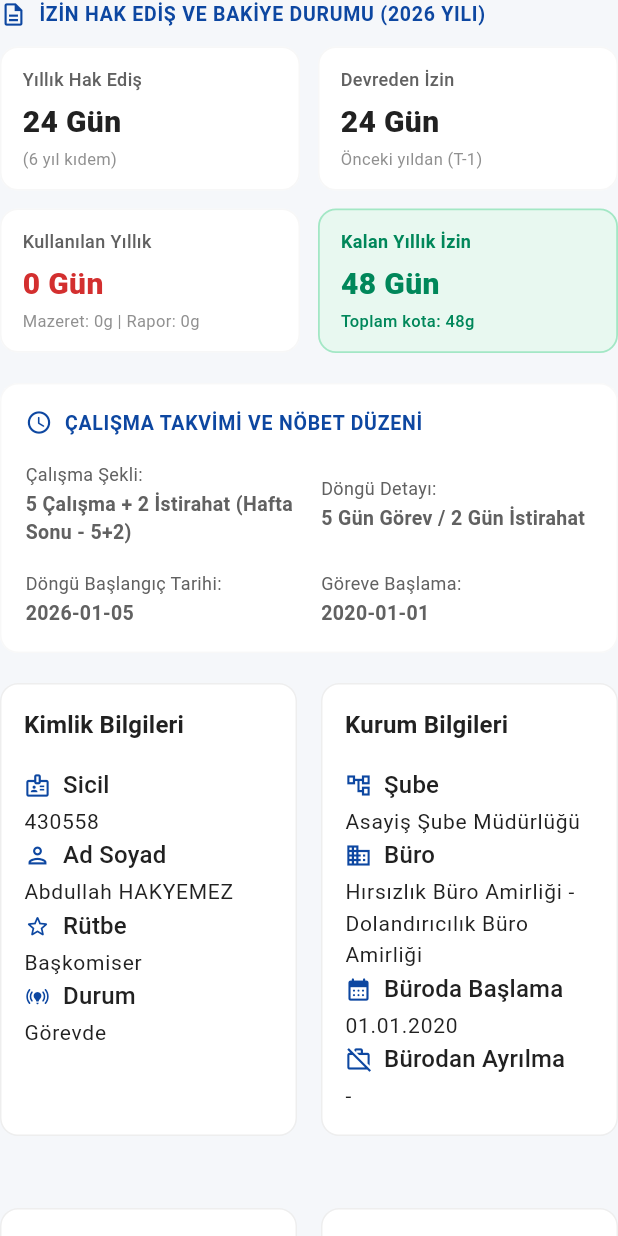
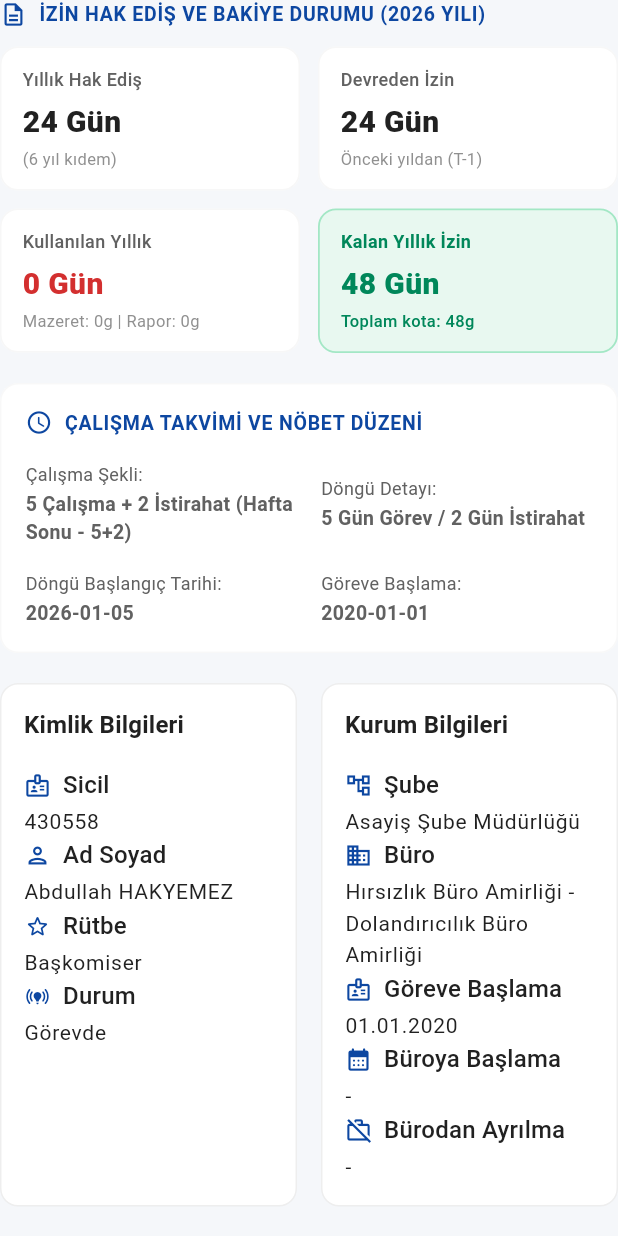
Before and after one commit to abdullahakyemez/personel-gorev-yonetim-sistemi, a Flutter app: the GeneralInformationTab widget shown alone on an empty page, opened directly with sample values from the repository, on a phone screen of 412 x 824 dp. Run offline on Flutter 3.47's test engine with Material 3 defaults, Android fonts, the phone set to English and light mode, and no system bars; our stand-ins replace drift, flutter_animate, flutter_riverpod, get_it, go_router, logger and 3 more; missing offline and left inert: excel_plus, file_selector, sqlite3; accounts and stored records are empty; generated files the repository leaves out were written again.

Commit message:
feat: personele buroya baslama tarihi eklendi, takvim turkcelestirilip bugunun tarihi varsayilan yapildi, v1.0.1 yayinlandi

```diff
--- a/lib/app/bootstrap.dart
+++ b/lib/app/bootstrap.dart
@@ -6,9 +6,12 @@ import '../core/database/app_database.dart';
 import '../features/auth/domain/repositories/auth_repository.dart';
 import 'package:intl/date_symbol_data_local.dart';
 
+import 'package:intl/intl.dart';
+
 Future<void> bootstrap(Future<Widget> Function() builder) async {
   WidgetsFlutterBinding.ensureInitialized();
   await initializeDateFormatting('tr_TR');
+  Intl.defaultLocale = 'tr_TR';
   await setupLocator();
   // Kurumsal güvenlik standardı: Masaüstü uygulamasında her açılışta oturumu kapat,
   // kullanıcının kimlik doğrulamasıyla giriş yapmasını zorunlu tut.
--- a/lib/core/database/app_database.dart
+++ b/lib/core/database/app_database.dart
@@ -34,7 +34,7 @@ class AppDatabase extends _$AppDatabase {
   }
 
   @override
-  int get schemaVersion => 11;
+  int get schemaVersion => 12;
 
   @override
   MigrationStrategy get migration => MigrationStrategy(
@@ -166,6 +166,9 @@ class AppDatabase extends _$AppDatabase {
           await m.addColumn(userTable, userTable.lockedUntil);
         }
       }
+      if (from < 12) {
+        await m.addColumn(personnelTable, personnelTable.officeStartDate);
+      }
     },
     beforeOpen: (details) async {
       await customStatement('PRAGMA foreign_keys = ON;');
--- a/lib/core/database/tables/personnel_table.dart
+++ b/lib/core/database/tables/personnel_table.dart
@@ -14,6 +14,7 @@ class PersonnelTable extends Table {
   TextColumn get department => text()();
 
   DateTimeColumn get startDate => dateTime()();
+  DateTimeColumn get officeStartDate => dateTime().nullable()();
   DateTimeColumn get endDate => dateTime().nullable()();
 
   // İletişim
--- a/lib/core/export/personnel_excel_export_service.dart
+++ b/lib/core/export/personnel_excel_export_service.dart
@@ -31,6 +31,7 @@ class PersonnelExcelExportService {
       'Yakın Telefonu',
       'Çalışma Düzeni',
       'Göreve Başlama',
+      'Büroya Başlama',
       'Görevden Ayrılma',
       'Durum',
     ];
@@ -53,6 +54,7 @@ class PersonnelExcelExportService {
         TextCellValue(person.relativePhone ?? '-'),
         TextCellValue(person.workSchedule?.label ?? '-'),
         TextCellValue(_date(person.startDate)),
+        TextCellValue(person.officeStartDate == null ? '-' : _date(person.officeStartDate!)),
         TextCellValue(person.endDate == null ? '-' : _date(person.endDate!)),
         TextCellValue(_status(person.status)),
       ]);
--- a/lib/core/export/personnel_report_export_service.dart
+++ b/lib/core/export/personnel_report_export_service.dart
@@ -51,6 +51,8 @@ class PersonnelReportExportService {
     _row(info, ['Yakın Adı', person.relativeName ?? '-']);
     _row(info, ['Yakın Telefonu', person.relativePhone ?? '-']);
     _row(info, ['Çalışma Düzeni', person.workSchedule?.label ?? '-']);
+    _row(info, ['Göreve Başlama Tarihi', _date(person.startDate)]);
+    _row(info, ['Büroya Başlama Tarihi', person.officeStartDate != null ? _date(person.officeStartDate!) : '-']);
 
     for (final period in data.periods) {
       final periodStart = period.start.isAfter(startDate) ? period.start : startDate;
--- a/lib/core/export/report_pdf_export_service.dart
+++ b/lib/core/export/report_pdf_export_service.dart
@@ -275,6 +275,13 @@ class ReportPdfExportService {
                 ['Yakın Adı', person.relativeName ?? '-'],
                 ['Yakın Telefonu', person.relativePhone ?? '-'],
                 ['Çalışma Düzeni', person.workSchedule?.label ?? '-'],
+                ['Göreve Başlama Tarihi', _date(person.startDate)],
+                [
+                  'Büroya Başlama Tarihi',
+                  person.officeStartDate != null
+                      ? _date(person.officeStartDate!)
+                      : '-',
+                ],
               ],
               headerStyle: pw.TextStyle(
                 font: effectiveFont,
--- a/lib/features/personnel/data/mapper/personnel_mapper.dart
+++ b/lib/features/personnel/data/mapper/personnel_mapper.dart
@@ -32,6 +32,7 @@ extension PersonnelMapper on PersonnelTableData {
       branch: branch,
       department: department,
       startDate: startDate,
+      officeStartDate: officeStartDate,
       endDate: endDate,
       phone: phone,
       email: email,
@@ -59,6 +60,7 @@ extension PersonnelCompanionMapper on Personnel {
       branch: branch,
       department: department,
       startDate: startDate,
+      officeStartDate: Value(officeStartDate),
       endDate: Value(endDate),
       phone: phone,
       email: email,
@@ -87,6 +89,7 @@ extension PersonnelCompanionMapper on Personnel {
       branch: Value(branch),
       department: Value(department),
       startDate: Value(startDate),
+      officeStartDate: Value(officeStartDate),
       endDate: Value(endDate),
       phone: Value(phone),
       email: Value(email),
--- a/lib/features/personnel/data/repositories/personnel_repository_impl.dart
+++ b/lib/features/personnel/data/repositories/personnel_repository_impl.dart
@@ -98,6 +98,9 @@ class PersonnelRepositoryImpl implements PersonnelRepository {
         if (existing.workScheduleType != personnel.workSchedule?.type.name) {
           changes.add('Çalışma düzeni güncellendi');
         }
+        if (existing.officeStartDate != personnel.officeStartDate) {
+          changes.add('Büroya başlama tarihi güncellendi');
+        }
       }
 
       final description = changes.isNotEmpty
--- a/lib/features/personnel/domain/models/personnel.dart
+++ b/lib/features/personnel/domain/models/personnel.dart
@@ -15,6 +15,7 @@ class Personnel {
   final String branch;
   final String department;
   final DateTime startDate;
+  final DateTime? officeStartDate;
   final DateTime? endDate;
 
   // İletişim
@@ -45,6 +46,7 @@ class Personnel {
     required this.branch,
     required this.department,
     required this.startDate,
+    this.officeStartDate,
     this.endDate,
     required this.phone,
     required this.email,
@@ -56,4 +58,48 @@ class Personnel {
     this.profilePhoto,
     this.workSchedule,
   });
+
+  Personnel copyWith({
+    int? id,
+    String? registryNumber,
+    String? fullName,
+    String? rank,
+    String? title,
+    String? branch,
+    String? department,
+    DateTime? startDate,
+    DateTime? officeStartDate,
+    DateTime? endDate,
+    String? phone,
+    String? email,
+    String? address,
+    String? bloodType,
+    String? relativeName,
+    String? relativePhone,
+    PersonnelStatus? status,
+    String? profilePhoto,
+    WorkSchedule? workSchedule,
+  }) {
+    return Personnel(
+      id: id ?? this.id,
+      registryNumber: registryNumber ?? this.registryNumber,
+      fullName: fullName ?? this.fullName,
+      rank: rank ?? this.rank,
+      title: title ?? this.title,
+      branch: branch ?? this.branch,
+      department: department ?? this.department,
+      startDate: startDate ?? this.startDate,
+      officeStartDate: officeStartDate ?? this.officeStartDate,
+      endDate: endDate ?? this.endDate,
+      phone: phone ?? this.phone,
+      email: email ?? this.email,
+      address: address ?? this.address,
+      bloodType: bloodType ?? this.bloodType,
+      relativeName: relativeName ?? this.relativeName,
+      relativePhone: relativePhone ?? this.relativePhone,
+      status: status ?? this.status,
+      profilePhoto: profilePhoto ?? this.profilePhoto,
+      workSchedule: workSchedule ?? this.workSchedule,
+    );
+  }
 }
--- a/lib/features/personnel/presentation/widgets/personnel_detail/tabs/general_information_tab.dart
+++ b/lib/features/personnel/presentation/widgets/personnel_detail/tabs/general_information_tab.dart
@@ -302,9 +302,16 @@ class GeneralInformationTab extends ConsumerWidget {
                     ),
 
                     PersonnelInfoTile(
+                      icon: Icons.badge_outlined,
+                      title: "Göreve Başlama",
+                      value: DateFormatter.short(person.startDate),
+                    ),
+                    PersonnelInfoTile(
                       icon: Icons.calendar_month_rounded,
-                      title: "Büroda Başlama",
-                      value: DateFormatter.short(person.startDate),
+                      title: "Büroya Başlama",
+                      value: person.officeStartDate == null
+                          ? "-"
+                          : DateFormatter.short(person.officeStartDate!),
                     ),
                     PersonnelInfoTile(
                       icon: Icons.work_off_outlined,
--- a/pubspec.yaml
+++ b/pubspec.yaml
@@ -1,13 +1,15 @@
 name: personel_gorev_yonetim_sistemi
 description: "Personel ve Görev Yönetim Sistemi"
 publish_to: 'none'
-version: 1.0.0+1
+version: 1.0.1+2
 
 environment:
   sdk: ^3.12.0
 
 dependencies:
   flutter:
+    sdk: flutter
+  flutter_localizations:
     sdk: flutter
 
   crypto: ^3.0.3
```
Also changed, not shown: lib/app/app.dart (+12 -0 lines), lib/features/leave/presentation/forms/leave_form_controller.dart (+11 -3 lines), lib/features/personnel/presentation/widgets/forms/person_form.dart (+36 -4 lines), lib/features/personnel/presentation/widgets/forms/person_form_controller.dart (+16 -1 lines), lib/features/reports/presentation/pages/reports_page.dart (+9 -2 lines), lib/features/task/presentation/forms/task_form_controller.dart (+11 -3 lines), lib/core/database/app_database.g.dart, pubspec.lock, 3 other files.
